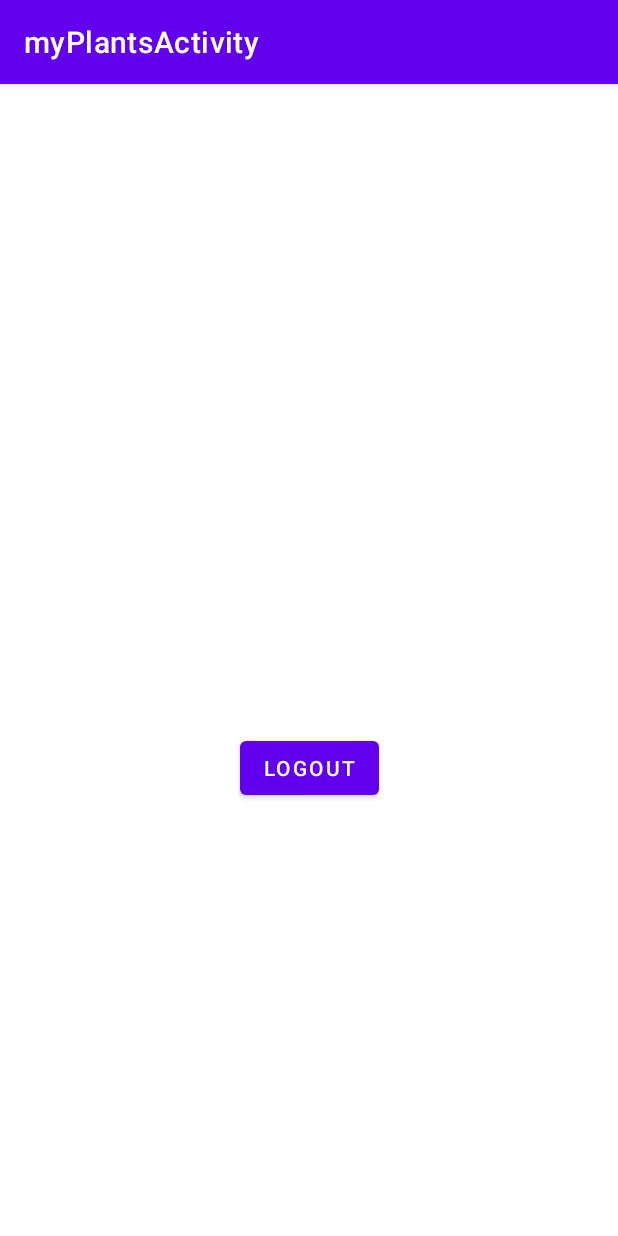
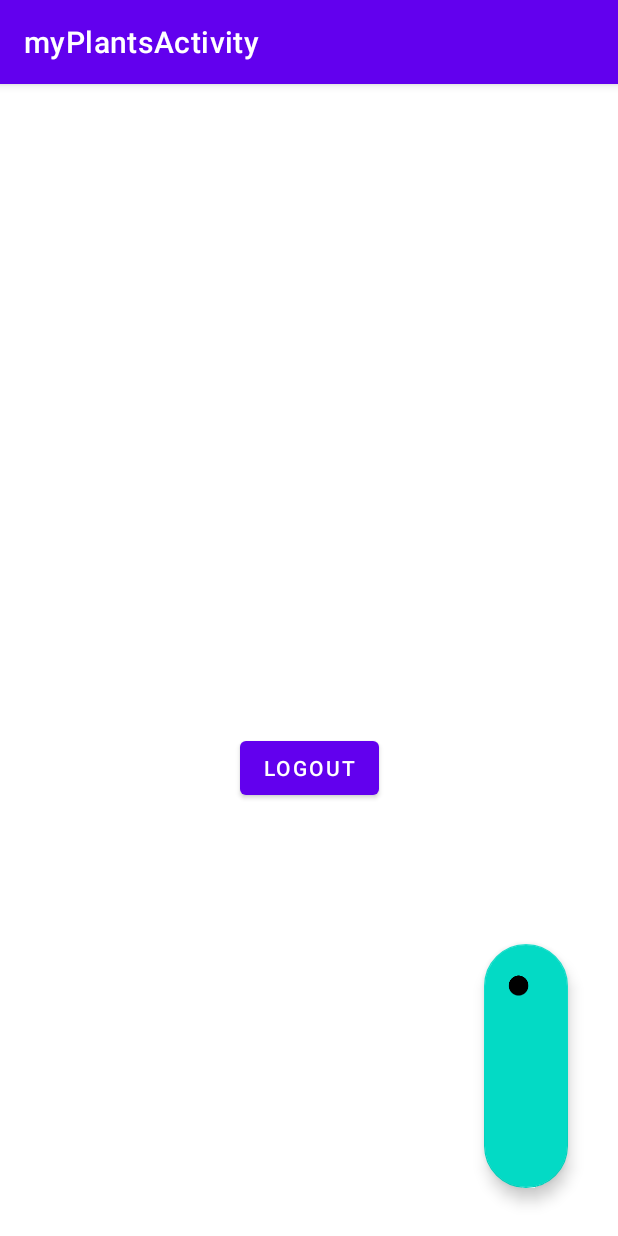
Before and after one commit to bananaslamjamma/Elec390_proj_demo, an Android app: the screen it shows after launch once a user with an empty profile is signed in (myPlantsActivity), on a phone screen of 412 x 824 dp. Run offline under Robolectric (Android 15) with nearby library versions, the light colour scheme and no system bars; our stand-ins replace Firebase (no records; nobody signed in at launch, a user with empty details on screens opened directly).

Commit message:
added func to myPlantsActivity.java & plantRegistrationActivity.java
can dynamically display list of plants from user's list

can add a plant to user's list of plants

TODO
fix plantRegistrationActivity.java
onClick() to redirect
make dynamic fields clickable to redirect to profile

updated Models for:
Plants.java

added basic text validation to RegisterActivity

```diff
--- a/app/src/main/java/com/example/elec390_proj_demo/RegisterActivity.java
+++ b/app/src/main/java/com/example/elec390_proj_demo/RegisterActivity.java
@@ -150,7 +150,6 @@ public class RegisterActivity extends AppCompatActivity {
 
         });
 
-
         loginViewModel.getLoginFormState().observe(this, new Observer<LoginFormState>() {
             @Override
             public void onChanged(@Nullable LoginFormState loginFormState) {
--- a/app/src/main/java/com/example/elec390_proj_demo/myPlantsActivity.java
+++ b/app/src/main/java/com/example/elec390_proj_demo/myPlantsActivity.java
@@ -1,37 +1,54 @@
 package com.example.elec390_proj_demo;
+
+import static android.content.ContentValues.TAG;
 
 import android.content.Intent;
 import android.os.Bundle;
+import android.util.Log;
+import android.view.LayoutInflater;
 import android.view.View;
 import android.widget.Button;
+import android.widget.LinearLayout;
 import android.widget.TextView;
 
+import androidx.annotation.NonNull;
 import androidx.appcompat.app.AppCompatActivity;
 
 import com.example.elec390_proj_demo.ui.login.LoginActivity;
+import com.google.android.material.floatingactionbutton.FloatingActionButton;
 import com.google.firebase.auth.FirebaseAuth;
 import com.google.firebase.auth.FirebaseUser;
+import com.google.firebase.database.DataSnapshot;
+import com.google.firebase.database.DatabaseError;
 import com.google.firebase.database.DatabaseReference;
 import com.google.firebase.database.FirebaseDatabase;
-
+import com.google.firebase.database.Query;
+import com.google.firebase.database.ValueEventListener;
 
 public class myPlantsActivity extends AppCompatActivity {
     FirebaseAuth auth;
     Button button;
-    TextView textView;
+    TextView textView, homeNavText;
+    FloatingActionButton fab_add_plant;
+    // Parent layout
+    LinearLayout parentLayout;
+    // Layout inflater
+    LayoutInflater layoutInflater;
     FirebaseUser user;
     FirebaseDatabase database = FirebaseDatabase.getInstance();
-    DatabaseReference root = database.getReference("users");
-
+    DatabaseReference u_root = database.getReference("users");
 
     @Override
     protected void onCreate(Bundle savedInstanceState){
         super.onCreate(savedInstanceState);
         setContentView((R.layout.activity_myplants));
+        String uid_loc;
 
         auth = FirebaseAuth.getInstance();
         button = findViewById(R.id.logout);
         textView = findViewById(R.id.user_info);
+        fab_add_plant = findViewById(R.id.fab_plant_add);
+
         user = auth.getCurrentUser();
         if (user == null) {
             Intent intent = new Intent(getApplicationContext(), LoginActivity.class);
@@ -39,12 +56,60 @@ public class myPlantsActivity extends AppCompatActivity {
             finish();
         }
         else {
+            uid_loc = user.getUid();
+            u_root = database.getReference("users/" + uid_loc);
             textView.setText(user.getEmail());
         }
+        final int[] count = new int[1];
+        u_root.child("/Plants").
+                addListenerForSingleValueEvent(new ValueEventListener() {
+                    @Override
+                    public void onDataChange(@NonNull DataSnapshot snapshot) {
+
+                        if(snapshot.exists()){
+                            int size = (int) snapshot.getChildrenCount();
+                            //count[0] =(int) snapshot.getChildrenCount();
+                            System.out.println("SIZE" + size);
+                            // Parent layout
+                            parentLayout = (LinearLayout) findViewById(R.id.parent_layout);
+                            // Layout inflater
+                            layoutInflater = getLayoutInflater();
+                            View view;
+                            for (DataSnapshot snap : snapshot.getChildren()) {
+                                //NOTE: THE CLASS MAPPER REQUIRES SETTERS NAMED EXACTLY AS DEFINED IN:
+                                // public Map<String, Object> toMap
+                                Plants p = snap.getValue(Plants.class);
+                                System.out.println(p.name);
+                                // Add the text layout to the parent layout
+                                view = layoutInflater.inflate(R.layout.text_layout, parentLayout, false);
+                                // In order to get the view we have to use the new view with text_layout in it
+                                TextView textView = (TextView) view.findViewById(R.id.text);
+                                textView.setText(p.getName());
+                                // Add the text view to the parent layout
+                                parentLayout.addView(textView);
+                            }
+                        }
+                    }
+                    @Override
+                    public void onCancelled(@NonNull DatabaseError error) {
+
+                    }
+                });
+        Log.d(TAG, "count[0]");
+        //should encapsulate this into a function
+        fab_add_plant.setOnClickListener(new View.OnClickListener() {
+            @Override
+            public void onClick(View view) {
+                Intent intent = new Intent(getApplicationContext(), plantRegistrationActivity.class);
+                startActivity(intent);
+                finish();
+            }
+        });
 
         button.setOnClickListener(new View.OnClickListener() {
             @Override
             public void onClick(View view) {
+                //log user out
                 FirebaseAuth.getInstance().signOut();
                 Intent intent = new Intent(getApplicationContext(), LoginActivity.class);
                 startActivity(intent);
--- a/app/src/main/res/layout/activity_myplants.xml
+++ b/app/src/main/res/layout/activity_myplants.xml
@@ -5,6 +5,19 @@
     android:layout_width="match_parent"
     android:layout_height="match_parent"
     tools:context=".myPlantsActivity">
+
+    <LinearLayout
+        android:id="@+id/parent_layout"
+        android:layout_width="0dp"
+        android:layout_height="0dp"
+        android:layout_marginTop="50dp"
+        android:layout_marginBottom="360dp"
+        android:orientation="vertical"
+        app:layout_constraintBottom_toTopOf="@+id/fab_plant_add"
+        app:layout_constraintEnd_toEndOf="parent"
+        app:layout_constraintHorizontal_bias="0.0"
+        app:layout_constraintStart_toStartOf="parent"
+        app:layout_constraintTop_toTopOf="parent"></LinearLayout>
 
     <Button
         android:id="@+id/logout"
@@ -20,9 +33,23 @@
         android:id="@+id/user_info"
         android:layout_width="wrap_content"
         android:layout_height="wrap_content"
-        android:layout_marginStart="18dp"
-        android:layout_marginBottom="92dp"
+        android:layout_marginBottom="87dp"
         android:text="user_info"
         app:layout_constraintBottom_toTopOf="@+id/logout"
-        app:layout_constraintStart_toStartOf="@+id/logout" />
+        app:layout_constraintEnd_toEndOf="parent"
+        app:layout_constraintStart_toStartOf="parent" />
+
+    <com.google.android.material.floatingactionbutton.FloatingActionButton
+        android:id="@+id/fab_plant_add"
+        android:layout_width="77dp"
+        android:layout_height="0dp"
+        android:layout_marginEnd="33dp"
+        android:layout_marginBottom="32dp"
+        android:clickable="true"
+        app:layout_constraintBottom_toBottomOf="parent"
+        app:layout_constraintEnd_toEndOf="parent"
+        app:layout_constraintTop_toBottomOf="@+id/parent_layout"
+        app:srcCompat="@android:drawable/btn_plus" />
+
+
 </androidx.constraintlayout.widget.ConstraintLayout>
```
Also changed, not shown: app/src/main/AndroidManifest.xml (+5 -2 lines), app/src/main/java/com/example/elec390_proj_demo/Plants.java (+49 -5 lines), app/src/main/java/com/example/elec390_proj_demo/plantRegistrationActivity.java (added, +90 -0 lines), app/src/main/res/layout/activity_plant_registration.xml (added, +70 -0 lines), app/src/main/res/layout/text_layout.xml (added, +8 -0 lines).
